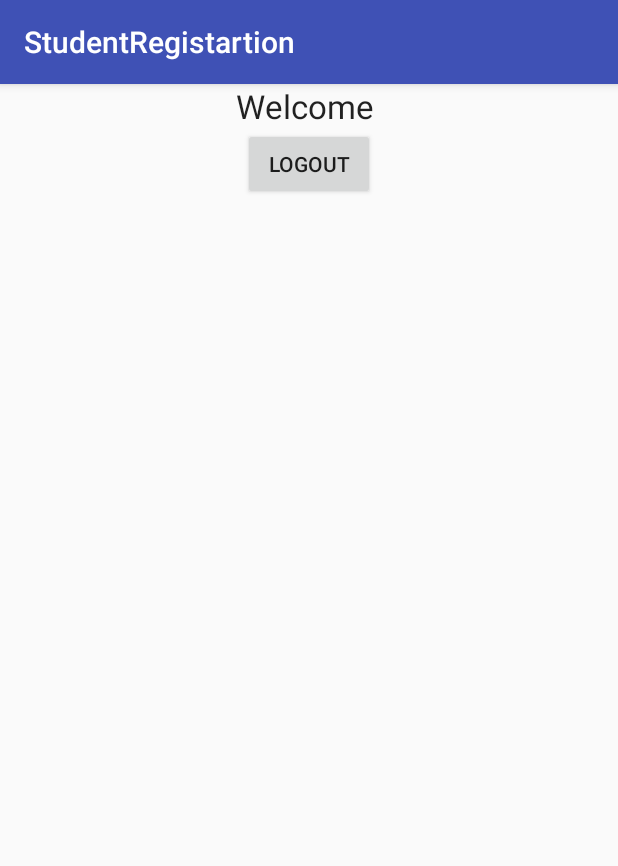
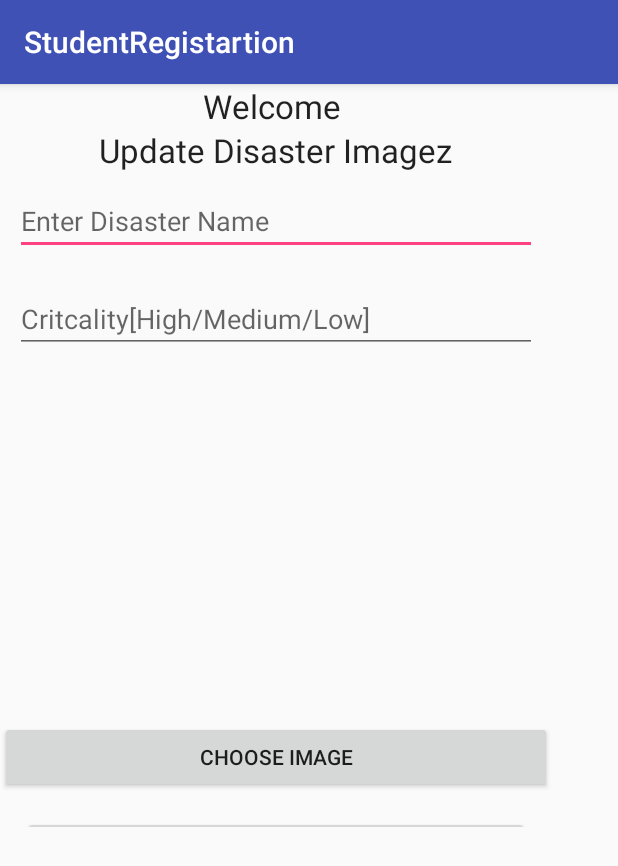
Before and after one commit to swaroopg79/GDP_AndroidSR, an Android app: the screen it shows after launch once a user with an empty profile is signed in (ProfileActivity), on a phone screen of 412 x 824 dp. Shown: the top 866 px of the screen. Run offline under Robolectric (Android 15) with nearby library versions, the phone set to English and light mode, and no system bars; our stand-ins replace Firebase (no records; nobody signed in at launch, a user with empty details on screens opened directly).

Commit message:
After inserting data into firebase with image and authentication setup

```diff
--- a/app/src/main/java/com/example/s528802/studentregistartion/MyFirebaseInsatnceIdService.java
+++ b/app/src/main/java/com/example/s528802/studentregistartion/MyFirebaseInsatnceIdService.java
@@ -4,6 +4,8 @@ import android.util.Log;
 
 import com.google.firebase.iid.FirebaseInstanceId;
 import com.google.firebase.iid.FirebaseInstanceIdService;
+
+import static android.content.ContentValues.TAG;
 
 /**
  * Created by S528802 on 2/8/2018.
@@ -14,8 +16,8 @@ public class MyFirebaseInsatnceIdService extends FirebaseInstanceIdService {
     private static final String REG_TOKEN = "REG_TOKEN";
     @Override
     public void onTokenRefresh() {
-        String recent_token = FirebaseInstanceId.getInstance().getToken();
-        Log.d(REG_TOKEN,recent_token);
+        String token = FirebaseInstanceId.getInstance().getToken();
+        Log.d(TAG,"REG_TOKEN"+token);
 
 
     }
--- a/app/src/main/res/layout/activity_profile.xml
+++ b/app/src/main/res/layout/activity_profile.xml
@@ -6,12 +6,21 @@
     android:layout_height="match_parent"
     tools:context="com.example.s528802.studentregistartion.ProfileActivity">
 
+    <ScrollView
+        android:layout_width="368dp"
+        android:layout_height="495dp"
+        tools:layout_editor_absoluteY="8dp"
+        tools:layout_editor_absoluteX="8dp">
+
+
     <LinearLayout
         android:orientation="vertical"
-        android:layout_width="match_parent"
-        android:layout_height="match_parent"
+        android:layout_width="368dp"
+        android:layout_height="495dp"
         android:layout_centerVertical="true"
-        android:layout_centerHorizontal="true">
+        android:layout_centerHorizontal="true"
+        tools:layout_editor_absoluteY="8dp"
+        tools:layout_editor_absoluteX="8dp">
 
 
         <TextView
@@ -22,6 +31,61 @@
             android:id="@+id/textViewUserEmail"
             android:layout_gravity="center_horizontal" />
 
+
+        <TextView
+            android:layout_width="wrap_content"
+            android:layout_height="wrap_content"
+            android:textAppearance="?android:attr/textAppearanceLarge"
+            android:text="Update Disaster Imagez"
+            android:id="@+id/updateDisasterDetails"
+
+            android:layout_gravity="center_horizontal" />
+
+
+
+        <EditText
+            android:id="@+id/disasterName"
+            android:layout_width="match_parent"
+            android:layout_height="wrap_content"
+            android:layout_margin="10dp"
+            android:hint="Enter Disaster Name"
+            android:inputType="text" />
+
+
+
+        <EditText
+            android:id="@+id/criticality"
+            android:layout_width="match_parent"
+            android:layout_height="wrap_content"
+            android:layout_margin="10dp"
+            android:hint="Critcality[High/Medium/Low]"
+            android:inputType="text" />
+
+
+
+
+        <ImageView
+            android:layout_width="fill_parent"
+            android:layout_height="200dp"
+            android:id="@+id/ShowImageView"
+            android:layout_below="@+id/textview"
+            android:layout_marginTop="20dp"/>
+
+        <Button
+            android:layout_width="fill_parent"
+            android:layout_height="wrap_content"
+            android:id="@+id/ButtonChooseImage"
+            android:layout_below="@+id/ShowImageView"
+            android:layout_marginTop="15dp"
+            android:text="Choose Image"/>
+
+        <Button
+            android:id="@+id/buttonSignup"
+            android:layout_width="match_parent"
+            android:layout_height="wrap_content"
+            android:layout_margin="15dp"
+            android:text="Signup" />
+
         <Button
             android:layout_width="wrap_content"
             android:layout_height="wrap_content"
@@ -29,4 +93,5 @@
             android:id="@+id/buttonLogout"
             android:layout_gravity="center_horizontal" />
     </LinearLayout>
+    </ScrollView>
 </android.support.constraint.ConstraintLayout>
```
